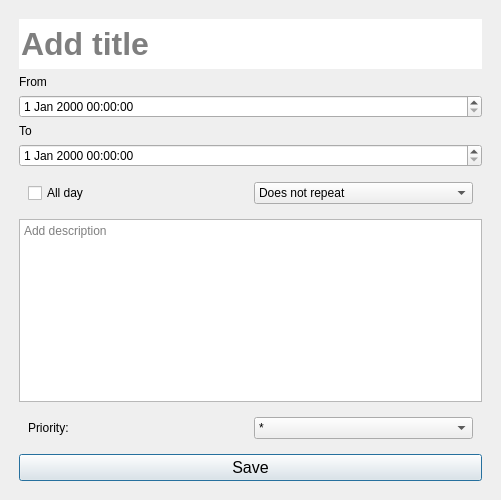
Above: tudu/forms/addtaskformweekly.ui from SaraKapetinic/VerificationTuduProject before the change. Below: the same form after it.
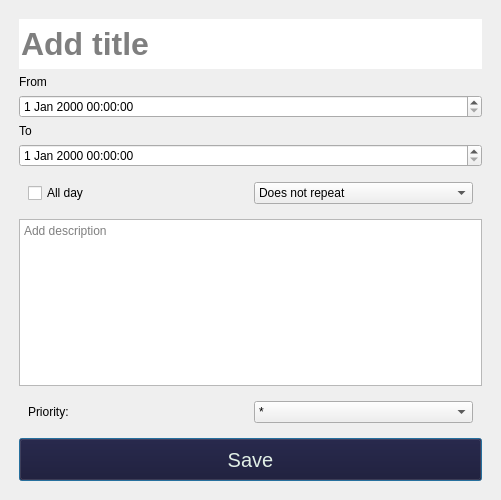
That is the form after the change.

Diff of the .ui file:
```diff
--- a/tudu/forms/addtaskformweekly.ui
+++ b/tudu/forms/addtaskformweekly.ui
@@ -78,9 +78,15 @@
         <widget class="QPushButton" name="pbSaveTask">
          <property name="font">
           <font>
-           <pointsize>12</pointsize>
+           <pointsize>-1</pointsize>
           </font>
          </property>
+         <property name="styleSheet">
+          <string notr="true">background-color: #160c28;
+color: #e1efe6;
+height: 35px;
+font-size: 20px;</string>
+         </property>
          <property name="text">
           <string>Save</string>
          </property>
```
